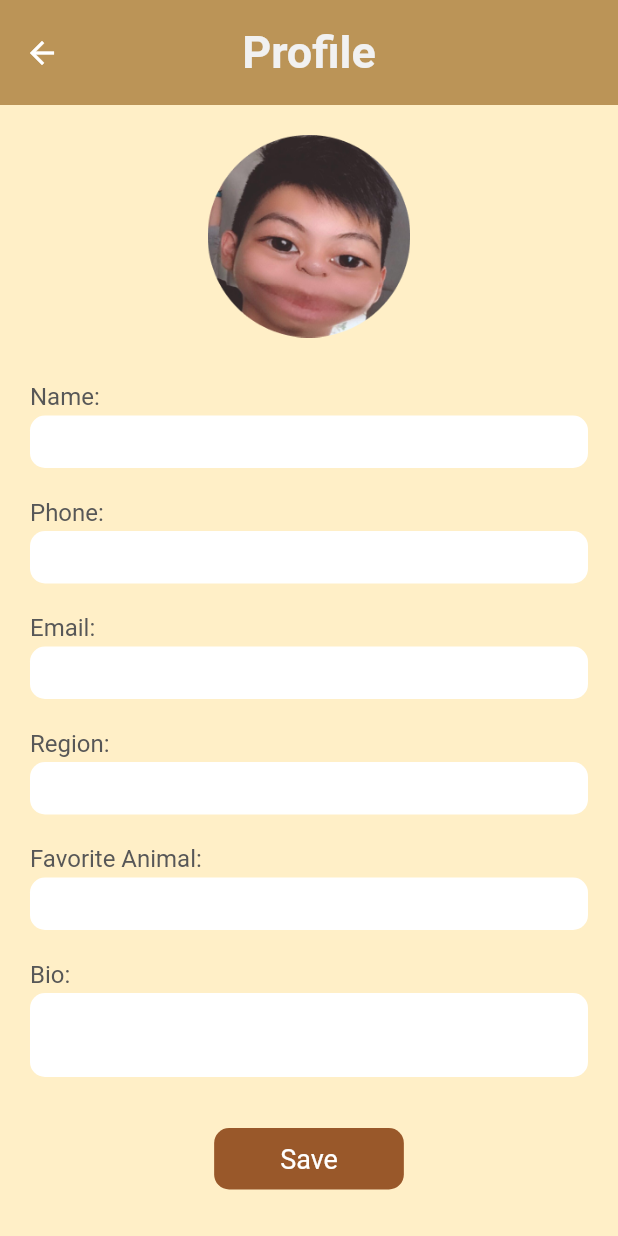
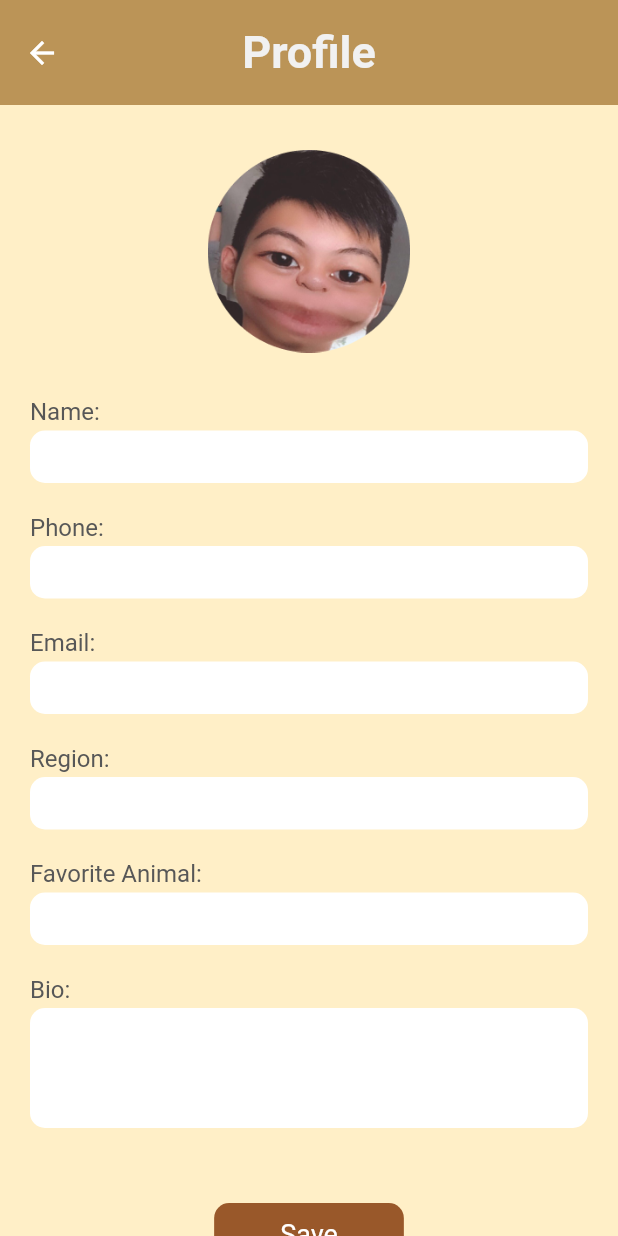
Before and after one commit to axelnegara07/CapTivity, a Flutter app: the ProfilePage screen opened directly, on a phone screen of 412 x 824 dp. Run offline on Flutter 3.47's test engine with Material 2 defaults, Android fonts, the phone set to English and light mode, and no system bars; our stand-ins replace google_fonts.

Commit message:
Update profile-page.dart

```diff
--- a/tubes_uid/lib/profile-page.dart
+++ b/tubes_uid/lib/profile-page.dart
@@ -47,12 +47,13 @@ class _ProfilePageState extends State<ProfilePage> {
             backgroundColor: Color(0xFFBB9457),
             elevation: 0,
           ),
-          body: Column(
+          body: SingleChildScrollView(
+            child: Column(
               crossAxisAlignment: CrossAxisAlignment.start,
               children: [
-              // SizedBox(
-              //   height: 10,
-              // ),
+                SizedBox(
+                  height: 10,
+                ),
                 Padding(
                   padding: EdgeInsets.all(20),
                   child: Column(
@@ -73,7 +74,8 @@ class _ProfilePageState extends State<ProfilePage> {
                       ),
                       Text(
                         "Name:",
-                      style: TextStyle(fontSize: 16, color: Color(0xFF575757)),
+                        style:
+                            TextStyle(fontSize: 16, color: Color(0xFF575757)),
                       ),
                       SizedBox(
                         height: 3,
@@ -99,7 +101,8 @@ class _ProfilePageState extends State<ProfilePage> {
                       ),
                       Text(
                         "Phone:",
-                      style: TextStyle(fontSize: 16, color: Color(0xFF575757)),
+                        style:
+                            TextStyle(fontSize: 16, color: Color(0xFF575757)),
                       ),
                       SizedBox(
                         height: 3,
@@ -125,7 +128,8 @@ class _ProfilePageState extends State<ProfilePage> {
                       ),
                       Text(
                         "Email:",
-                      style: TextStyle(fontSize: 16, color: Color(0xFF575757)),
+                        style:
+                            TextStyle(fontSize: 16, color: Color(0xFF575757)),
                       ),
                       SizedBox(
                         height: 3,
@@ -151,7 +155,8 @@ class _ProfilePageState extends State<ProfilePage> {
                       ),
                       Text(
                         "Region:",
-                      style: TextStyle(fontSize: 16, color: Color(0xFF575757)),
+                        style:
+                            TextStyle(fontSize: 16, color: Color(0xFF575757)),
                       ),
                       SizedBox(
                         height: 3,
@@ -177,7 +182,8 @@ class _ProfilePageState extends State<ProfilePage> {
                       ),
                       Text(
                         "Favorite Animal:",
-                      style: TextStyle(fontSize: 16, color: Color(0xFF575757)),
+                        style:
+                            TextStyle(fontSize: 16, color: Color(0xFF575757)),
                       ),
                       SizedBox(
                         height: 3,
@@ -203,19 +209,20 @@ class _ProfilePageState extends State<ProfilePage> {
                       ),
                       Text(
                         "Bio:",
-                      style: TextStyle(fontSize: 16, color: Color(0xFF575757)),
+                        style:
+                            TextStyle(fontSize: 16, color: Color(0xFF575757)),
                       ),
                       SizedBox(
                         height: 3,
                       ),
-                    Container(
-                      height: 90,
-                      child: TextFormField(
+                      TextFormField(
+                        maxLines: 4,
+                        keyboardType: TextInputType.multiline,
                         validator: (value) {},
                         cursorColor: Color(0xFFFFEFC7),
                         style: TextStyle(fontSize: 14),
                         decoration: InputDecoration(
-                            // contentPadding: EdgeInsets.fromLTRB(11, 5, 4, 11),
+                            contentPadding: EdgeInsets.fromLTRB(11, 5, 4, 11),
                             filled: true,
                             fillColor: Colors.white,
                             border: OutlineInputBorder(
@@ -223,6 +230,8 @@ class _ProfilePageState extends State<ProfilePage> {
                                 borderSide: BorderSide.none)),
                         controller: bio,
                       ),
+                      SizedBox(
+                        height: 50,
                       ),
                       Center(
                         child: Material(
@@ -236,8 +245,8 @@ class _ProfilePageState extends State<ProfilePage> {
                                   borderRadius: BorderRadius.circular(10)),
                               child: Text(
                                 "Save",
-                              style:
-                                  TextStyle(fontSize: 18, color: Colors.white),
+                                style: TextStyle(
+                                    fontSize: 18, color: Colors.white),
                               ),
                             ),
                             // onTap: () {
@@ -261,6 +270,7 @@ class _ProfilePageState extends State<ProfilePage> {
               ],
             ),
           ),
+        ),
       ],
     );
   }
```
Lines whose indentation alone changed are shown as unchanged.
